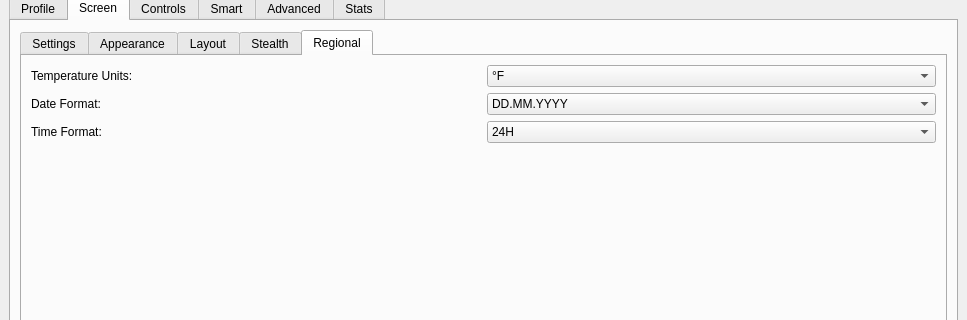
rrveex/nfe, file src/mainwindow.ui: the form before one commit; both pictures show x 0 to 967 and y 81 to 401 of the 967 by 979 pixel window.
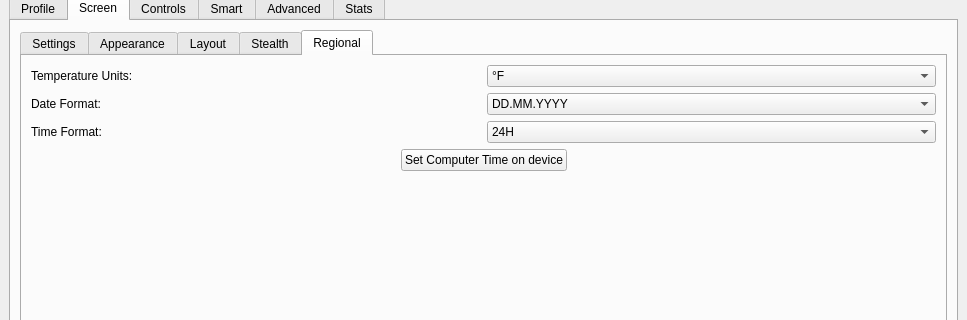
The form after the commit. The open tabs and pages were chosen to show the change.

Commit message: write time button in Regional; updated readme

The edit to the form file:
```diff
--- a/src/mainwindow.ui
+++ b/src/mainwindow.ui
@@ -3109,6 +3109,43 @@
               </item>
              </layout>
             </item>
+            <item>
+             <layout class="QHBoxLayout" name="horizontalLayout_9">
+              <item>
+               <spacer name="horizontalSpacer_6">
+                <property name="orientation">
+                 <enum>Qt::Horizontal</enum>
+                </property>
+                <property name="sizeHint" stdset="0">
+                 <size>
+                  <width>40</width>
+                  <height>20</height>
+                 </size>
+                </property>
+               </spacer>
+              </item>
+              <item>
+               <widget class="QPushButton" name="setTimeBtn">
+                <property name="text">
+                 <string>Set Computer Time on device</string>
+                </property>
+               </widget>
+              </item>
+              <item>
+               <spacer name="horizontalSpacer_7">
+                <property name="orientation">
+                 <enum>Qt::Horizontal</enum>
+                </property>
+                <property name="sizeHint" stdset="0">
+                 <size>
+                  <width>40</width>
+                  <height>20</height>
+                 </size>
+                </property>
+               </spacer>
+              </item>
+             </layout>
+            </item>
             <item>
              <spacer name="verticalSpacer_5">
               <property name="orientation">
```
Left out of the diff: 5 changed lines with no effect on the pictures. The commit also changes 4 other files.
